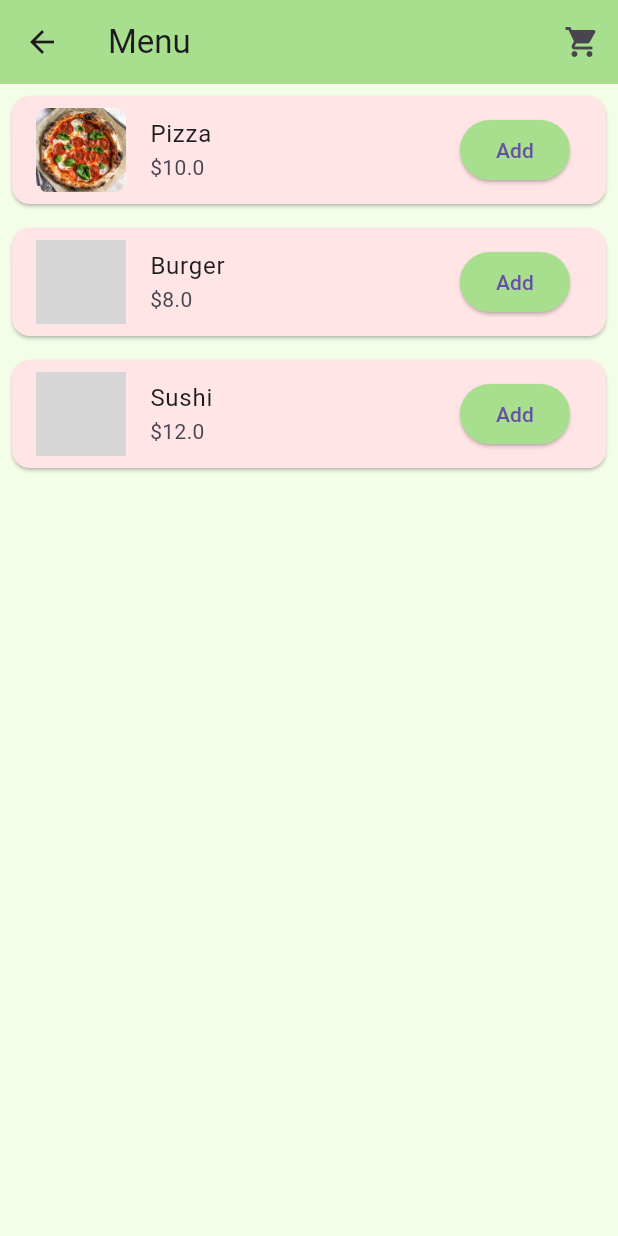
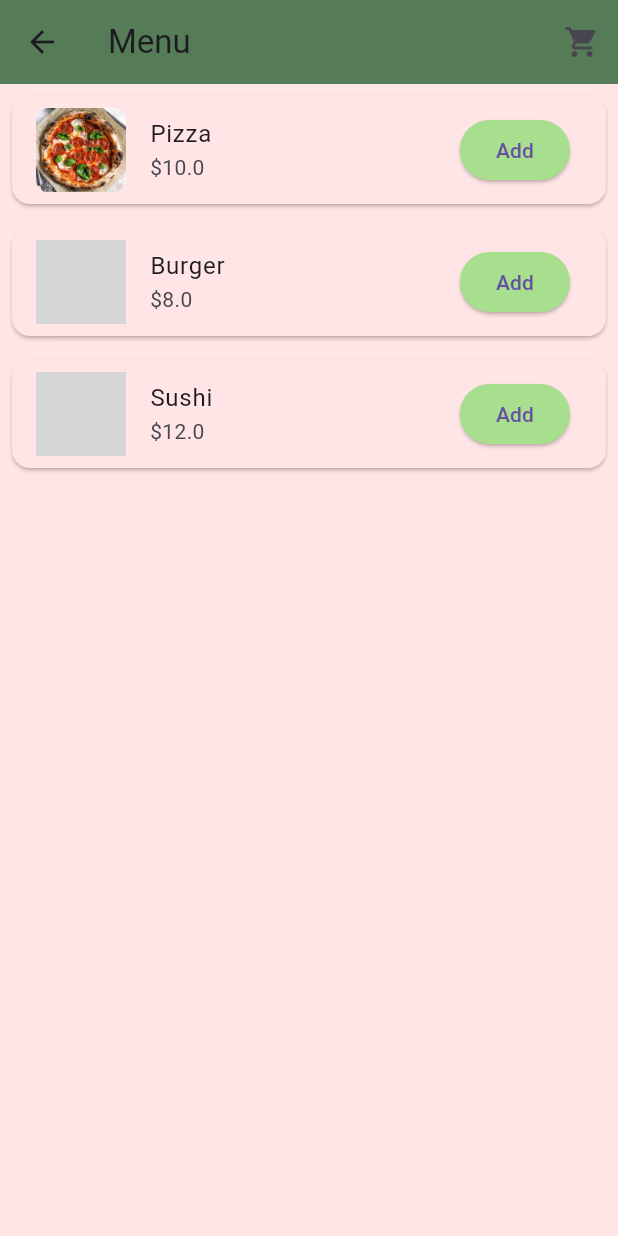
Before and after one commit to EmpressKing143/cc206_ordering_system_dalida_ereneta_pamplona_tolentino, a Flutter app: the screen it shows after launch, after a tap on "View Menu", on a phone screen of 412 x 824 dp. Run offline on Flutter 3.47's test engine with Material 3 defaults, Android fonts, the light colour scheme and no system bars; grey boxes are pictures that could not be loaded.

Commit message:
slay lungz haha

```diff
--- a/lib/main.dart
+++ b/lib/main.dart
@@ -15,13 +15,14 @@ class MyApp extends StatelessWidget {
       child: MaterialApp(
         title: 'Food Ordering System',
         theme: ThemeData(
-          primaryColor: Color(0xFFA8DF8E), // Soft green
-          scaffoldBackgroundColor: Color(0xFFF3FDE8), // Very light green/cream
+          primaryColor: Color(0xFF557C56), // Soft green (557C56)
+          scaffoldBackgroundColor: Color(0xFFFFE5E5), // Changed to light pink (FFE5E5)
           appBarTheme: AppBarTheme(
-            backgroundColor: Color(0xFFA8DF8E), // Soft green
+            backgroundColor: Color(0xFF557C56), // Soft green (557C56)
           ),
         ),
         home: HomeScreen(),
+        debugShowCheckedModeBanner: false, // Disable debug banner
       ),
     );
   }
--- a/lib/screens/home_screen.dart
+++ b/lib/screens/home_screen.dart
@@ -6,15 +6,23 @@ class HomeScreen extends StatelessWidget {
   Widget build(BuildContext context) {
     return Scaffold(
       appBar: AppBar(
-        title: Text('Food Ordering System'),
+        title: Text(
+          'Food Ordering System',
+          style: TextStyle(
+            fontWeight: FontWeight.bold, // Make the text bold
+            color: Colors.white,          // Set the text color to white
+          ),
+        ),
+        centerTitle: true, // Center the title
       ),
+      backgroundColor: Color(0xFFFFE5E5), // Light pink background (FFE5E5)
       body: Center(
         child: Column(
           mainAxisAlignment: MainAxisAlignment.center,
           children: <Widget>[
             Text(
               'Welcome to the Food Ordering System!',
-              style: TextStyle(fontSize: 20, color: Colors.black87),
+              style: TextStyle(fontSize: 20, color: const Color.fromARGB(221, 35, 3, 33)),
             ),
             SizedBox(height: 20),
             ElevatedButton(
@@ -25,7 +33,7 @@ class HomeScreen extends StatelessWidget {
                 );
               },
               style: ElevatedButton.styleFrom(
-                backgroundColor: Color(0xFFFFBFBF), // Light pink
+                backgroundColor: Color(0xFFFFBFBF), // Light pink button
               ),
               child: Text('View Menu'),
             ),
```
